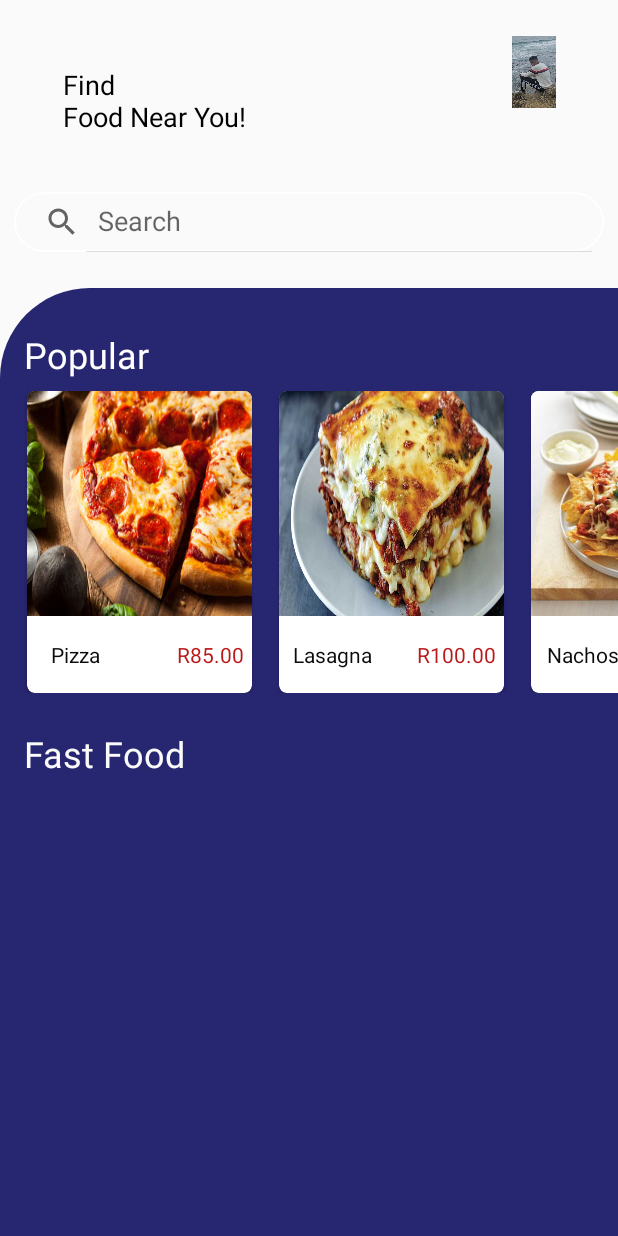
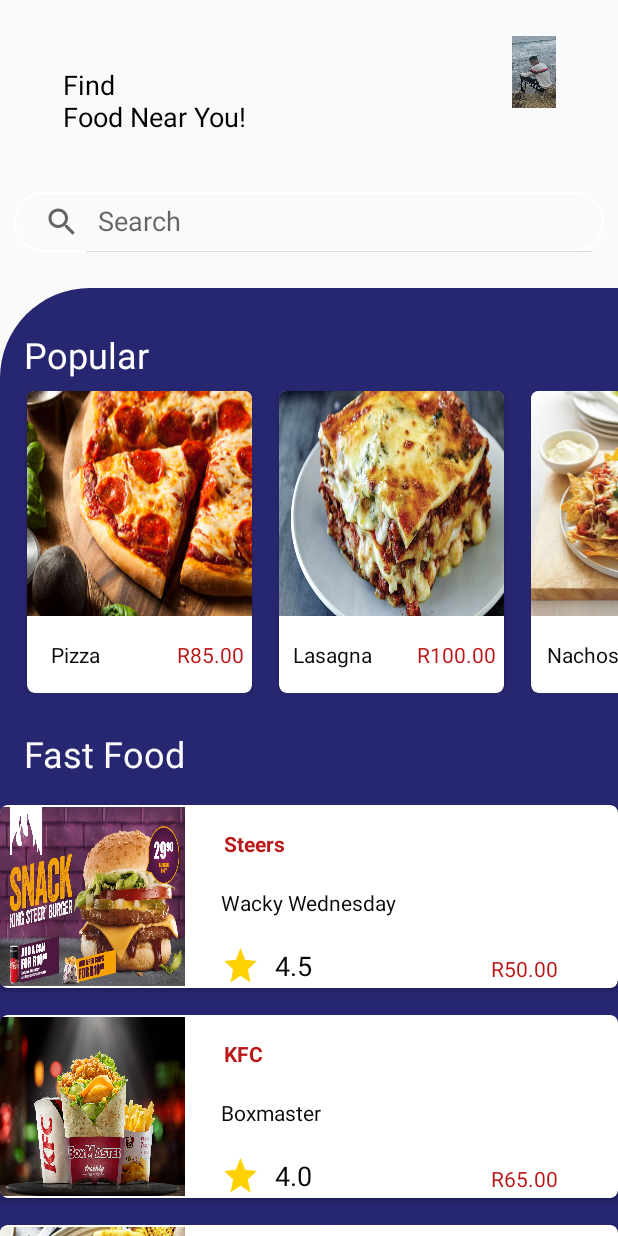
Before and after one commit to Sibo14/Asidle, an Android app: the screen it shows after launch (MainActivity), on a phone screen of 412 x 824 dp. Run offline under Robolectric (Android 15) with nearby library versions, the phone set to English and light mode, and no system bars.

Commit message:
Fast food recycler

```diff
--- a/app/src/main/java/com/vogella/asidle/MainActivity.java
+++ b/app/src/main/java/com/vogella/asidle/MainActivity.java
@@ -6,7 +6,9 @@ import androidx.recyclerview.widget.RecyclerView;
 
 import android.os.Bundle;
 
+import com.vogella.asidle.adapter.FastFoodAdapter;
 import com.vogella.asidle.adapter.PopularFoodAdapter;
+import com.vogella.asidle.model.FastFood;
 import com.vogella.asidle.model.PopularFood;
 
 import java.util.ArrayList;
@@ -14,8 +16,9 @@ import java.util.List;
 
 public class MainActivity extends AppCompatActivity {
 
-    RecyclerView popularRecycler;
+    RecyclerView popularRecycler,fastFoodRecycler;
     PopularFoodAdapter popularFoodAdapter;
+    FastFoodAdapter fastFoodAdapter;
     @Override
     protected void onCreate(Bundle savedInstanceState) {
         super.onCreate(savedInstanceState);
@@ -32,6 +35,13 @@ public class MainActivity extends AppCompatActivity {
         popularFoodList.add(new PopularFood("Fish & Chips", "R85.00",R.drawable.fish));
 
         setPopularRecycler(popularFoodList);
+
+        List<FastFood> fastFoodList = new ArrayList<>();
+        fastFoodList.add(new FastFood("Wacky Wednesday","R50.00",R.drawable.steers,"4.5","Steers"));
+        fastFoodList.add(new FastFood("Boxmaster","R65.00",R.drawable.boxmaster,"4.0","KFC"));
+        fastFoodList.add(new FastFood("Full Chicken","R185.00",R.drawable.nandos,"4.8","Nandos"));
+        fastFoodList.add(new FastFood("Big Mac","R55.00",R.drawable.big_mac,"4.0","McDonald's"));
+        setFastfoodRecycler(fastFoodList);
     }
 
     private void setPopularRecycler(List<PopularFood> popularFoodList){
@@ -42,4 +52,13 @@ public class MainActivity extends AppCompatActivity {
         popularFoodAdapter = new PopularFoodAdapter(this,popularFoodList);
         popularRecycler.setAdapter(popularFoodAdapter);
     }
+
+    private void setFastfoodRecycler(List<FastFood> fastFoodList){
+
+        fastFoodRecycler = findViewById(R.id.fast_food_recycler);
+        RecyclerView.LayoutManager layoutManager = new LinearLayoutManager(this,RecyclerView.VERTICAL,false);
+        fastFoodRecycler.setLayoutManager(layoutManager);
+        fastFoodAdapter = new FastFoodAdapter(this,fastFoodList);
+        fastFoodRecycler.setAdapter(fastFoodAdapter);
+    }
 }
--- /dev/null
+++ b/app/src/main/java/com/vogella/asidle/adapter/FastFoodAdapter.java
@@ -0,0 +1,67 @@
+package com.vogella.asidle.adapter;
+
+import android.content.Context;
+import android.view.LayoutInflater;
+import android.view.View;
+import android.view.ViewGroup;
+import android.widget.ImageView;
+import android.widget.TextView;
+
+import androidx.annotation.NonNull;
+import androidx.recyclerview.widget.RecyclerView;
+
+import com.vogella.asidle.R;
+import com.vogella.asidle.model.FastFood;
+
+import java.util.List;
+
+    public class FastFoodAdapter extends RecyclerView.Adapter<FastFoodAdapter.FastFoodViewHolder> {
+
+        Context context;
+        List<FastFood> fastFoodList;
+
+        public FastFoodAdapter (Context context, List<FastFood> fastFoodList) {
+            this.context = context;
+            this.fastFoodList = fastFoodList;
+        }
+
+        @NonNull
+        @Override
+        public FastFoodAdapter.FastFoodViewHolder onCreateViewHolder(@NonNull ViewGroup parent, int viewType) {
+            View view = LayoutInflater.from(context).inflate(R.layout.fast_food_row_item,parent,false);
+            return new FastFoodViewHolder(view);
+        }
+
+        @Override
+        public void onBindViewHolder(@NonNull FastFoodAdapter.FastFoodViewHolder holder, int position) {
+
+            holder.foodImage.setImageResource(fastFoodList.get(position).getImageUrl());
+            holder.name.setText(fastFoodList.get(position).getName());
+            holder.price.setText(fastFoodList.get(position).getPrice());
+            holder.rating.setText(fastFoodList.get(position).getRating());
+            holder.restaurant.setText(fastFoodList.get(position).getResturantname());
+        }
+
+        @Override
+        public int getItemCount() {
+            return fastFoodList.size();
+        }
+
+        public static class FastFoodViewHolder extends RecyclerView.ViewHolder{
+
+            ImageView foodImage;
+            TextView name,price,rating, restaurant;
+
+            public FastFoodViewHolder(@NonNull View itemView) {
+                super(itemView);
+
+                foodImage = itemView.findViewById(R.id.food_images);
+                name = itemView.findViewById(R.id.name);
+                price = itemView.findViewById(R.id.price);
+                restaurant = itemView.findViewById(R.id.restaurantname);
+                rating = itemView.findViewById(R.id.rating);
+
+
+            }
+        }
+    }
--- /dev/null
+++ b/app/src/main/java/com/vogella/asidle/model/FastFood.java
@@ -0,0 +1,57 @@
+package com.vogella.asidle.model;
+
+public class FastFood {
+    String name;
+    String price;
+    Integer imageUrl;
+    String rating;
+    String restaurantname;
+
+    public FastFood(String name, String price, Integer imageUrl, String rating, String restaurantname) {
+        this.name = name;
+        this.price = price;
+        this.imageUrl = imageUrl;
+        this.rating = rating;
+        this.restaurantname = restaurantname;
+    }
+
+    public String getName() {
+        return name;
+    }
+
+    public void setName(String name) {
+        this.name = name;
+    }
+
+    public String getPrice() {
+        return price;
+    }
+
+    public void setPrice(String price) {
+        this.price = price;
+    }
+
+    public Integer getImageUrl() {
+        return imageUrl;
+    }
+
+    public void setImageUrl(Integer imageUrl) {
+        this.imageUrl = imageUrl;
+    }
+
+    public String getRating() {
+        return rating;
+    }
+
+    public void setRating(String rating) {
+        this.rating = rating;
+    }
+
+    public String getResturantname() {
+        return restaurantname;
+    }
+
+    public void setRestaurantname(String restaurantname) {
+        this.restaurantname = restaurantname;
+    }
+}
--- /dev/null
+++ b/app/src/main/res/drawable/ic_baseline_star_24.xml
@@ -0,0 +1,5 @@
+<vector android:height="24dp" android:tint="#FFD103"
+    android:viewportHeight="24" android:viewportWidth="24"
+    android:width="24dp" xmlns:android="http://schemas.android.com/apk/res/android">
+    <path android:fillColor="@android:color/white" android:pathData="M12,17.27L18.18,21l-1.64,-7.03L22,9.24l-7.19,-0.61L12,2 9.19,8.63 2,9.24l5.46,4.73L5.82,21z"/>
+</vector>
--- a/app/src/main/res/layout/activity_main.xml
+++ b/app/src/main/res/layout/activity_main.xml
@@ -90,6 +90,7 @@
             app:layout_constraintTop_toBottomOf="@+id/popular_rcycler" />
 
         <androidx.recyclerview.widget.RecyclerView
+            android:id="@+id/fast_food_recycler"
             android:layout_width="0dp"
             android:layout_height="0dp"
             app:layout_constraintBottom_toBottomOf="parent"
--- /dev/null
+++ b/app/src/main/res/layout/fast_food_row_item.xml
@@ -0,0 +1,91 @@
+<?xml version="1.0" encoding="utf-8"?>
+
+<androidx.cardview.widget.CardView xmlns:android="http://schemas.android.com/apk/res/android"
+    xmlns:app="http://schemas.android.com/apk/res-auto"
+    xmlns:tools="http://schemas.android.com/tools"
+    android:layout_width="match_parent"
+    android:layout_height="wrap_content"
+    android:elevation="15dp"
+    app:cardCornerRadius="5dp"
+    android:layout_marginTop="18dp"
+    >
+
+    <androidx.constraintlayout.widget.ConstraintLayout
+        android:id="@+id/resturantName"
+        android:layout_width="match_parent"
+        android:layout_height="wrap_content">
+
+        <ImageView
+            android:id="@+id/food_images"
+            android:layout_width="123dp"
+            android:layout_height="119dp"
+            android:scaleType="fitXY"
+            app:layout_constraintBottom_toBottomOf="parent"
+            app:layout_constraintStart_toStartOf="parent"
+            app:layout_constraintTop_toTopOf="parent"
+            app:srcCompat="@drawable/pizza" />
+
+        <TextView
+            android:id="@+id/name"
+            android:layout_width="wrap_content"
+            android:layout_height="wrap_content"
+            android:layout_marginStart="24dp"
+            android:layout_marginTop="55dp"
+            android:text="Peperoni Pizza"
+            android:textColor="#0B0B0B"
+            app:layout_constraintStart_toEndOf="@+id/food_images"
+            app:layout_constraintTop_toTopOf="parent" />
+
+        <TextView
+            android:id="@+id/price"
+            android:layout_width="wrap_content"
+            android:layout_height="wrap_content"
+            android:layout_marginTop="44dp"
+            android:layout_marginEnd="40dp"
+            android:text="R85.00"
+            android:textColor="#BA1919"
+            app:layout_constraintEnd_toEndOf="parent"
+            app:layout_constraintTop_toTopOf="@+id/name" />
+
+        <TextView
+            android:id="@+id/restaurantname"
+            android:layout_width="wrap_content"
+            android:layout_height="wrap_content"
+            android:layout_marginStart="26dp"
+            android:layout_marginTop="16dp"
+            android:layout_marginBottom="20dp"
+            android:text="TextView"
+            android:textColor="#BA1919"
+            android:textStyle="bold"
+            app:layout_constraintBottom_toTopOf="@+id/name"
+            app:layout_constraintStart_toEndOf="@+id/food_images"
+            app:layout_constraintTop_toTopOf="parent" />
+
+        <TextView
+            android:id="@+id/rating"
+            android:layout_width="wrap_content"
+            android:layout_height="wrap_content"
+            android:layout_marginStart="60dp"
+            android:layout_marginTop="20dp"
+            android:text="4.5"
+            android:textColor="#070707"
+            android:textSize="18sp"
+            app:layout_constraintStart_toEndOf="@+id/food_images"
+            app:layout_constraintTop_toBottomOf="@+id/name" />
+
+        <ImageView
+            android:id="@+id/imageView2"
+            android:layout_width="26dp"
+            android:layout_height="29dp"
+            android:layout_marginStart="24dp"
+            android:layout_marginTop="18dp"
+            android:layout_marginEnd="36dp"
+            android:scaleType="fitXY"
+            app:layout_constraintEnd_toStartOf="@+id/rating"
+            app:layout_constraintHorizontal_bias="0.0"
+            app:layout_constraintStart_toEndOf="@+id/food_images"
+            app:layout_constraintTop_toBottomOf="@+id/name"
+            app:srcCompat="@drawable/ic_baseline_star_24" />
+    </androidx.constraintlayout.widget.ConstraintLayout>
+
+</androidx.cardview.widget.CardView>
```
Also changed, not shown: app/src/main/res/drawable/big_mac.jpg (added), app/src/main/res/drawable/boxmaster.jpg (added), app/src/main/res/drawable/nandos.jpg (added), app/src/main/res/drawable/steers.jpg (added).
